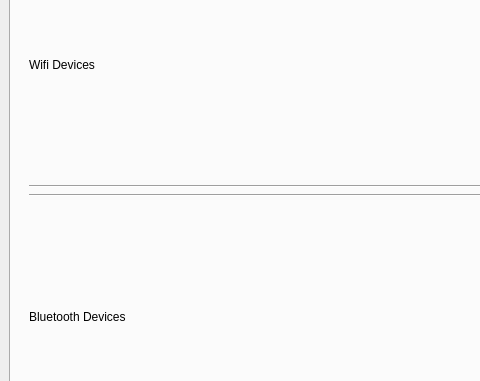
Qt form src/main/ui/signalum_desktop.ui (bisohns/signalum-desktop) before a commit; both pictures show x 0 to 480 and y 121 to 502 of the 756 by 630 pixel window.
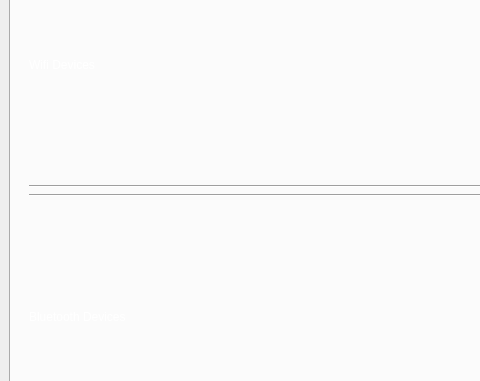
The same form after that commit.

```diff
--- a/src/main/ui/signalum_desktop.ui
+++ b/src/main/ui/signalum_desktop.ui
@@ -13,6 +13,9 @@
   <property name="windowTitle">
    <string>MainWindow</string>
   </property>
+  <property name="styleSheet">
+   <string notr="true"/>
+  </property>
   <widget class="QWidget" name="centralwidget">
    <layout class="QVBoxLayout" name="verticalLayout">
     <item>
@@ -270,6 +273,24 @@
        <property name="palette">
         <palette>
          <active>
+          <colorrole role="WindowText">
+           <brush brushstyle="SolidPattern">
+            <color alpha="255">
+             <red>255</red>
+             <green>255</green>
+             <blue>255</blue>
+            </color>
+           </brush>
+          </colorrole>
+          <colorrole role="Button">
+           <brush brushstyle="SolidPattern">
+            <color alpha="255">
+             <red>46</red>
+             <green>52</green>
+             <blue>54</blue>
+            </color>
+           </brush>
+          </colorrole>
           <colorrole role="Text">
            <brush brushstyle="SolidPattern">
             <color alpha="255">
@@ -279,6 +300,33 @@
             </color>
            </brush>
           </colorrole>
+          <colorrole role="ButtonText">
+           <brush brushstyle="SolidPattern">
+            <color alpha="255">
+             <red>255</red>
+             <green>255</green>
+             <blue>255</blue>
+            </color>
+           </brush>
+          </colorrole>
+          <colorrole role="Base">
+           <brush brushstyle="SolidPattern">
+            <color alpha="255">
+             <red>46</red>
+             <green>52</green>
+             <blue>54</blue>
+            </color>
+           </brush>
+          </colorrole>
+          <colorrole role="Window">
+           <brush brushstyle="SolidPattern">
+            <color alpha="255">
+             <red>46</red>
+             <green>52</green>
+             <blue>54</blue>
+            </color>
+           </brush>
+          </colorrole>
           <colorrole role="PlaceholderText">
            <brush brushstyle="NoBrush">
             <color alpha="128">
@@ -290,6 +338,24 @@
           </colorrole>
          </active>
          <inactive>
+          <colorrole role="WindowText">
+           <brush brushstyle="SolidPattern">
+            <color alpha="255">
+             <red>255</red>
+             <green>255</green>
+             <blue>255</blue>
+            </color>
+           </brush>
+          </colorrole>
+          <colorrole role="Button">
+           <brush brushstyle="SolidPattern">
+            <color alpha="255">
+             <red>46</red>
+             <green>52</green>
+             <blue>54</blue>
+            </color>
+           </brush>
+          </colorrole>
           <colorrole role="Text">
            <brush brushstyle="SolidPattern">
             <color alpha="255">
@@ -299,6 +365,33 @@
             </color>
            </brush>
           </colorrole>
+          <colorrole role="ButtonText">
+           <brush brushstyle="SolidPattern">
+            <color alpha="255">
+             <red>255</red>
+             <green>255</green>
+             <blue>255</blue>
+            </color>
+           </brush>
+          </colorrole>
+          <colorrole role="Base">
+           <brush brushstyle="SolidPattern">
+            <color alpha="255">
+             <red>46</red>
+             <green>52</green>
+             <blue>54</blue>
+            </color>
+           </brush>
+          </colorrole>
+          <colorrole role="Window">
+           <brush brushstyle="SolidPattern">
+            <color alpha="255">
+             <red>46</red>
+             <green>52</green>
+             <blue>54</blue>
+            </color>
+           </brush>
+          </colorrole>
           <colorrole role="PlaceholderText">
            <brush brushstyle="NoBrush">
             <color alpha="128">
@@ -310,12 +403,57 @@
           </colorrole>
          </inactive>
          <disabled>
+          <colorrole role="WindowText">
+           <brush brushstyle="SolidPattern">
+            <color alpha="255">
+             <red>255</red>
+             <green>255</green>
+             <blue>255</blue>
+            </color>
+           </brush>
+          </colorrole>
+          <colorrole role="Button">
+           <brush brushstyle="SolidPattern">
+            <color alpha="255">
+             <red>46</red>
+             <green>52</green>
+             <blue>54</blue>
+            </color>
+           </brush>
+          </colorrole>
           <colorrole role="Text">
            <brush brushstyle="SolidPattern">
             <color alpha="255">
-             <red>190</red>
-             <green>190</green>
-             <blue>190</blue>
+             <red>255</red>
+             <green>255</green>
+             <blue>255</blue>
+            </color>
+           </brush>
+          </colorrole>
+          <colorrole role="ButtonText">
+           <brush brushstyle="SolidPattern">
+            <color alpha="255">
+             <red>255</red>
+             <green>255</green>
+             <blue>255</blue>
+            </color>
+           </brush>
+          </colorrole>
+          <colorrole role="Base">
+           <brush brushstyle="SolidPattern">
+            <color alpha="255">
+             <red>46</red>
+             <green>52</green>
+             <blue>54</blue>
+            </color>
+           </brush>
+          </colorrole>
+          <colorrole role="Window">
+           <brush brushstyle="SolidPattern">
+            <color alpha="255">
+             <red>46</red>
+             <green>52</green>
+             <blue>54</blue>
             </color>
            </brush>
           </colorrole>
```
